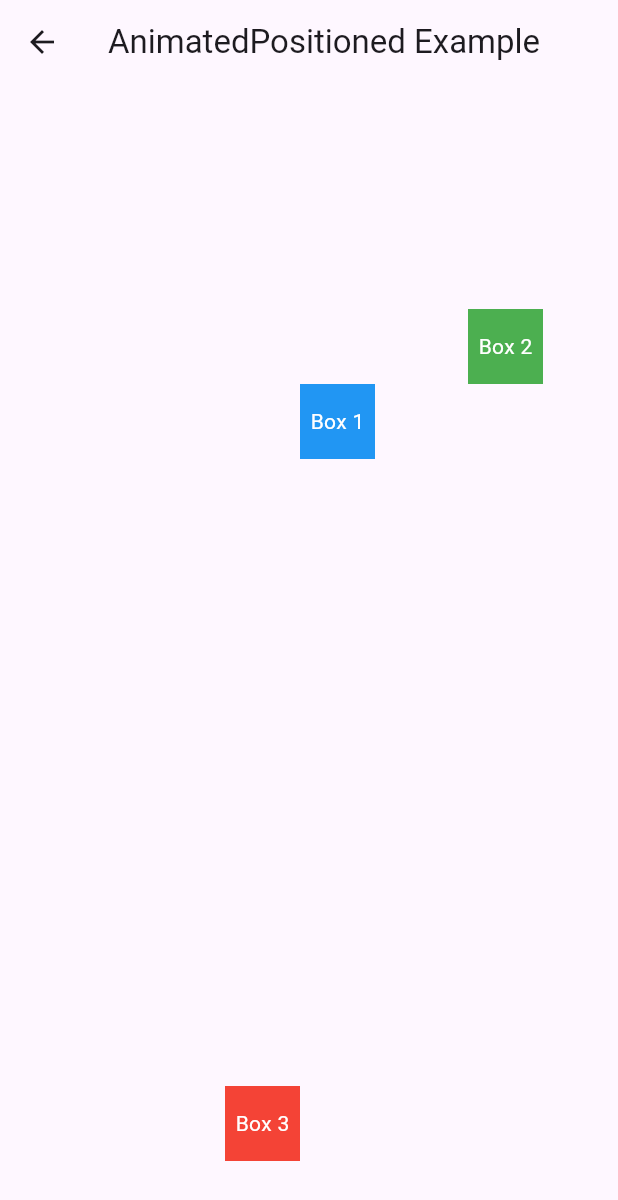
After one commit to Aboud-KHalaf/flutter_animations, a Flutter app: the AnimatedPositionedAnimationPage screen opened by its route, after a tap on "Box 1", on a phone screen of 412 x 824 dp. The commit adds this screen. Shown: the top 1200 px of the screen. Run offline on Flutter 3.47's test engine with Material 3 defaults, Android fonts, the light colour scheme and no system bars.

Commit message:
create Animated positioned  Animation Page

```diff
--- /dev/null
+++ b/lib/animations/animated_positioned_animation_page.dart
@@ -0,0 +1,114 @@
+import 'package:flutter/material.dart';
+
+class AnimatedPositionedAnimationPage extends StatefulWidget {
+  static const String id = "animated_positioned";
+
+  const AnimatedPositionedAnimationPage({super.key});
+
+  @override
+  State<AnimatedPositionedAnimationPage> createState() =>
+      _AnimatedPositionedExampleState();
+}
+
+class _AnimatedPositionedExampleState
+    extends State<AnimatedPositionedAnimationPage> {
+  double _top1 = 50.0;
+  double _left1 = 50.0;
+
+  double _top2 = 150.0;
+  double _right2 = 50.0;
+
+  double _bottom3 = 50.0;
+  double _left3 = 150.0;
+
+  void _moveTopLeft() {
+    setState(() {
+      _top1 = _top1 == 50.0 ? 200.0 : 50.0;
+      _left1 = _left1 == 50.0 ? 200.0 : 50.0;
+    });
+  }
+
+  void _moveTopRight() {
+    setState(() {
+      _top2 = _top2 == 150.0 ? 50.0 : 150.0;
+      _right2 = _right2 == 50.0 ? 200.0 : 50.0;
+    });
+  }
+
+  void _moveBottomLeft() {
+    setState(() {
+      _bottom3 = _bottom3 == 50.0 ? 200.0 : 50.0;
+      _left3 = _left3 == 150.0 ? 50.0 : 150.0;
+    });
+  }
+
+  @override
+  Widget build(BuildContext context) {
+    return Scaffold(
+      appBar: AppBar(
+        title: const Text("AnimatedPositioned Example"),
+      ),
+      body: Stack(
+        children: [
+          AnimatedPositioned(
+            duration: const Duration(seconds: 1),
+            top: _top1,
+            left: _left1,
+            child: GestureDetector(
+              onTap: _moveTopLeft,
+              child: Container(
+                width: 50,
+                height: 50,
+                color: Colors.blue,
+                child: const Center(
+                  child: Text(
+                    "Box 1",
+                    style: TextStyle(color: Colors.white),
+                  ),
+                ),
+              ),
+            ),
+          ),
+          AnimatedPositioned(
+            duration: const Duration(seconds: 1),
+            top: _top2,
+            right: _right2,
+            child: GestureDetector(
+              onTap: _moveTopRight,
+              child: Container(
+                width: 50,
+                height: 50,
+                color: Colors.green,
+                child: const Center(
+                  child: Text(
+                    "Box 2",
+                    style: TextStyle(color: Colors.white),
+                  ),
+                ),
+              ),
+            ),
+          ),
+          AnimatedPositioned(
+            duration: const Duration(seconds: 1),
+            bottom: _bottom3,
+            left: _left3,
+            child: GestureDetector(
+              onTap: _moveBottomLeft,
+              child: Container(
+                width: 50,
+                height: 50,
+                color: Colors.red,
+                child: const Center(
+                  child: Text(
+                    "Box 3",
+                    style: TextStyle(color: Colors.white),
+                  ),
+                ),
+              ),
+            ),
+          ),
+        ],
+      ),
+    );
+  }
+}
--- a/lib/main.dart
+++ b/lib/main.dart
@@ -3,6 +3,7 @@ import 'package:anmations/animations/animated_container_animation_page.dart';
 import 'package:anmations/animations/animated_opacity_animation_page.dart';
 import 'package:anmations/animations/animated_pading_animation_page.dart';
 import 'package:anmations/animations/animated_physical_model_animation_page.dart';
+import 'package:anmations/animations/animated_positioned_animation_page.dart';
 import 'package:anmations/animations/animated_text_style_animation_page.dart';
 import 'package:anmations/models/page.dart';
 import 'package:flutter/material.dart';
@@ -33,6 +34,8 @@ class AnmiationsApp extends StatelessWidget {
             const AnimatedPadingAnimationPage(),
         AnimatedPhysicalModelAnimationPage.id: (context) =>
             const AnimatedPhysicalModelAnimationPage(),
+        AnimatedPositionedAnimationPage.id: (context) =>
+            const AnimatedPositionedAnimationPage(),
       },
     );
   }
--- a/lib/models/page.dart
+++ b/lib/models/page.dart
@@ -3,6 +3,7 @@ import 'package:anmations/animations/animated_container_animation_page.dart';
 import 'package:anmations/animations/animated_opacity_animation_page.dart';
 import 'package:anmations/animations/animated_pading_animation_page.dart';
 import 'package:anmations/animations/animated_physical_model_animation_page.dart';
+import 'package:anmations/animations/animated_positioned_animation_page.dart';
 import 'package:anmations/animations/animated_text_style_animation_page.dart';
 
 class Page {
@@ -35,4 +36,8 @@ final List<Page> pages = [
     pageName: 'animated physical model',
     pageRouteName: AnimatedPhysicalModelAnimationPage.id,
   ),
+  Page(
+    pageName: 'animated positioned',
+    pageRouteName: AnimatedPositionedAnimationPage.id,
+  ),
 ];
```
